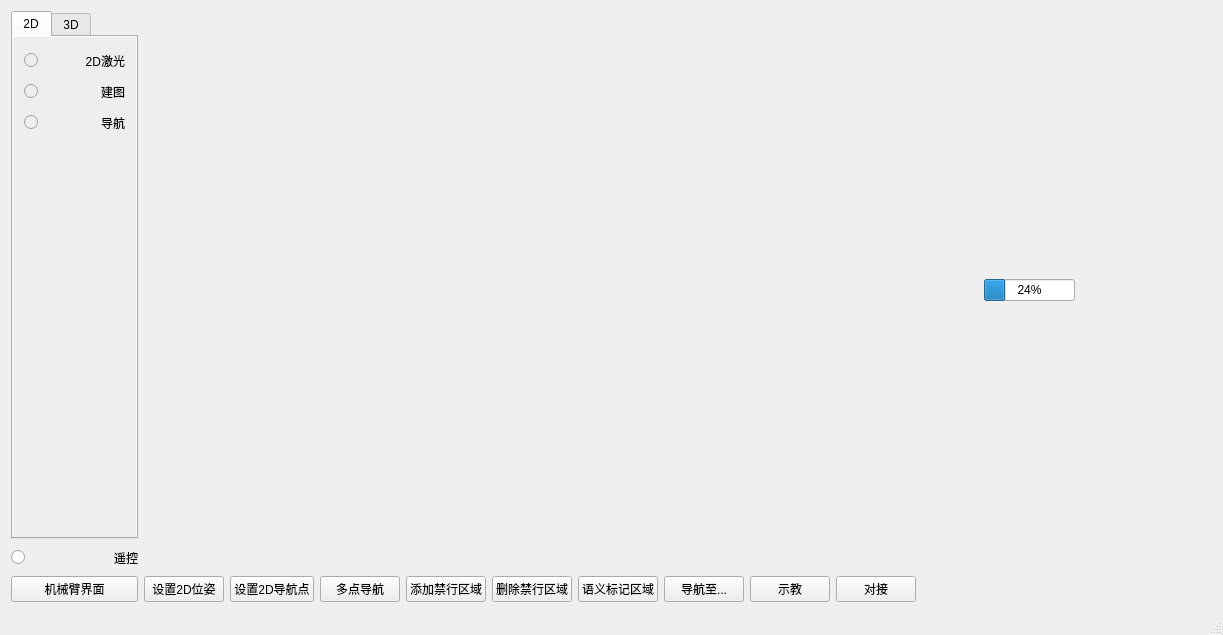
Qt form ros_gui/ui/mainwindow.ui (MrMao007/ros_gui2) before a commit.
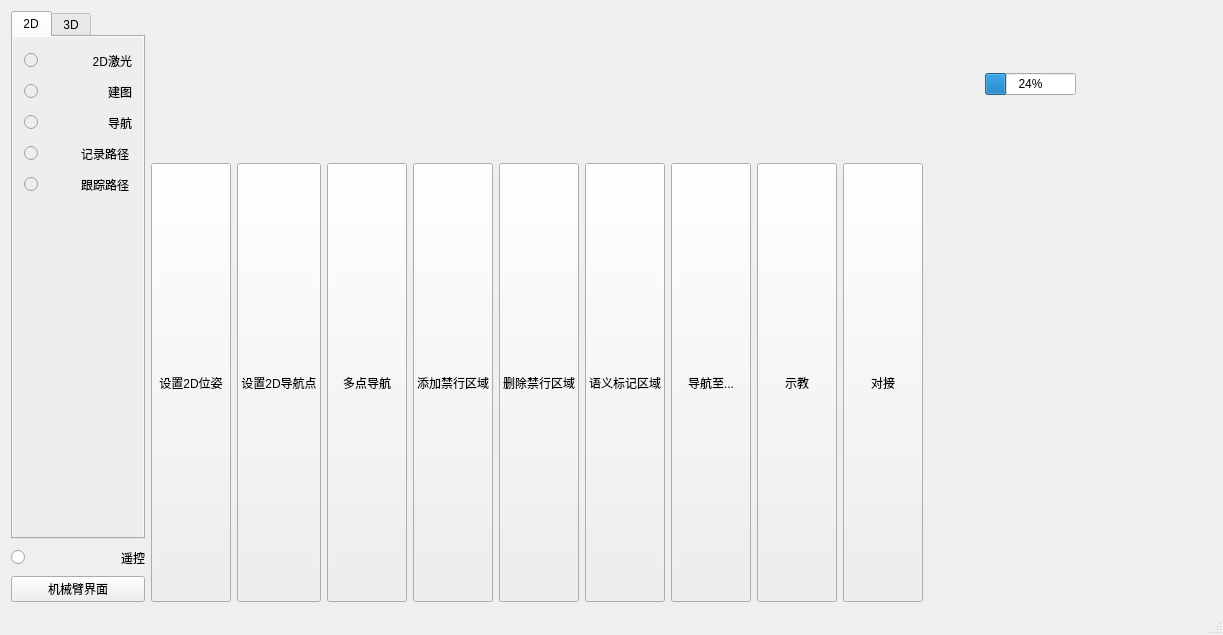
The same form after that commit. Icons and pictures are not drawn.

```diff
--- a/ros_gui/ui/mainwindow.ui
+++ b/ros_gui/ui/mainwindow.ui
@@ -22,7 +22,7 @@
         <item>
          <widget class="QTabWidget" name="tabWidget">
           <property name="sizePolicy">
-           <sizepolicy hsizetype="Expanding" vsizetype="Expanding">
+           <sizepolicy hsizetype="Minimum" vsizetype="Expanding">
             <horstretch>0</horstretch>
             <verstretch>0</verstretch>
            </sizepolicy>
@@ -125,8 +125,8 @@
                 </property>
                </widget>
               </item>
-              <item row="2" column="0">
-               <widget class="QRadioButton" name="radioButton_4">
+              <item row="4" column="0">
+               <widget class="QRadioButton" name="radioButton_2">
                 <property name="minimumSize">
                  <size>
                   <width>25</width>
@@ -136,15 +136,12 @@
                 <property name="text">
                  <string/>
                 </property>
-                <property name="checkable">
-                 <bool>true</bool>
-                </property>
                 <property name="autoExclusive">
                  <bool>false</bool>
                 </property>
                </widget>
               </item>
-              <item row="2" column="1">
+              <item row="3" column="1">
                <widget class="QLabel" name="label_8">
                 <property name="text">
                  <string>导航</string>
@@ -154,6 +151,55 @@
                 </property>
                </widget>
               </item>
+              <item row="3" column="0">
+               <widget class="QRadioButton" name="radioButton_4">
+                <property name="minimumSize">
+                 <size>
+                  <width>25</width>
+                  <height>25</height>
+                 </size>
+                </property>
+                <property name="text">
+                 <string/>
+                </property>
+                <property name="checkable">
+                 <bool>true</bool>
+                </property>
+                <property name="autoExclusive">
+                 <bool>false</bool>
+                </property>
+               </widget>
+              </item>
+              <item row="5" column="0">
+               <widget class="QRadioButton" name="radioButton_11">
+                <property name="minimumSize">
+                 <size>
+                  <width>25</width>
+                  <height>25</height>
+                 </size>
+                </property>
+                <property name="text">
+                 <string/>
+                </property>
+                <property name="autoExclusive">
+                 <bool>false</bool>
+                </property>
+               </widget>
+              </item>
+              <item row="4" column="1">
+               <widget class="QLabel" name="label_6">
+                <property name="text">
+                 <string>记录路径</string>
+                </property>
+               </widget>
+              </item>
+              <item row="5" column="1">
+               <widget class="QLabel" name="label_15">
+                <property name="text">
+                 <string>跟踪路径</string>
+                </property>
+               </widget>
+              </item>
              </layout>
             </item>
             <item>
@@ -405,7 +451,7 @@
      </layout>
     </item>
     <item>
-     <layout class="QVBoxLayout" name="verticalLayout_6" stretch="1,1,30">
+     <layout class="QVBoxLayout" name="verticalLayout_6" stretch="1,3,30">
       <item>
        <layout class="QHBoxLayout" name="horizontalLayout" stretch="20,1,1,1,1,1">
         <item>
@@ -477,6 +523,12 @@
        <layout class="QHBoxLayout" name="horizontalLayout_2">
         <item>
          <widget class="QPushButton" name="pushButton_24">
+          <property name="sizePolicy">
+           <sizepolicy hsizetype="Minimum" vsizetype="Minimum">
+            <horstretch>0</horstretch>
+            <verstretch>0</verstretch>
+           </sizepolicy>
+          </property>
           <property name="text">
            <string>设置2D位姿</string>
           </property>
@@ -484,6 +536,12 @@
         </item>
         <item>
          <widget class="QPushButton" name="pushButton_25">
+          <property name="sizePolicy">
+           <sizepolicy hsizetype="Minimum" vsizetype="Preferred">
+            <horstretch>0</horstretch>
+            <verstretch>0</verstretch>
+           </sizepolicy>
+          </property>
           <property name="text">
            <string>设置2D导航点</string>
           </property>
@@ -491,6 +549,12 @@
         </item>
         <item>
          <widget class="QPushButton" name="pushButton_29">
+          <property name="sizePolicy">
+           <sizepolicy hsizetype="Minimum" vsizetype="Minimum">
+            <horstretch>0</horstretch>
+            <verstretch>0</verstretch>
+           </sizepolicy>
+          </property>
           <property name="text">
            <string>多点导航</string>
           </property>
@@ -498,6 +562,12 @@
         </item>
         <item>
          <widget class="QPushButton" name="pushButton_26">
+          <property name="sizePolicy">
+           <sizepolicy hsizetype="Minimum" vsizetype="Minimum">
+            <horstretch>0</horstretch>
+            <verstretch>0</verstretch>
+           </sizepolicy>
+          </property>
           <property name="text">
            <string>添加禁行区域</string>
           </property>
@@ -505,6 +575,12 @@
         </item>
         <item>
          <widget class="QPushButton" name="pushButton_27">
+          <property name="sizePolicy">
+           <sizepolicy hsizetype="Minimum" vsizetype="Minimum">
+            <horstretch>0</horstretch>
+            <verstretch>0</verstretch>
+           </sizepolicy>
+          </property>
           <property name="text">
            <string>删除禁行区域</string>
           </property>
@@ -512,6 +588,12 @@
         </item>
         <item>
          <widget class="QPushButton" name="pushButton_28">
+          <property name="sizePolicy">
+           <sizepolicy hsizetype="Minimum" vsizetype="Minimum">
+            <horstretch>0</horstretch>
+            <verstretch>0</verstretch>
+           </sizepolicy>
+          </property>
           <property name="text">
            <string>语义标记区域</string>
           </property>
@@ -519,6 +601,12 @@
         </item>
         <item>
          <widget class="QPushButton" name="pushButton_4">
+          <property name="sizePolicy">
+           <sizepolicy hsizetype="Minimum" vsizetype="Minimum">
+            <horstretch>0</horstretch>
+            <verstretch>0</verstretch>
+           </sizepolicy>
+          </property>
           <property name="text">
            <string>导航至...</string>
           </property>
@@ -526,6 +614,12 @@
         </item>
         <item>
          <widget class="QPushButton" name="pushButton_3">
+          <property name="sizePolicy">
+           <sizepolicy hsizetype="Minimum" vsizetype="Minimum">
+            <horstretch>0</horstretch>
+            <verstretch>0</verstretch>
+           </sizepolicy>
+          </property>
           <property name="text">
            <string>示教</string>
           </property>
@@ -533,6 +627,12 @@
         </item>
         <item>
          <widget class="QPushButton" name="pushButton_31">
+          <property name="sizePolicy">
+           <sizepolicy hsizetype="Minimum" vsizetype="Minimum">
+            <horstretch>0</horstretch>
+            <verstretch>0</verstretch>
+           </sizepolicy>
+          </property>
           <property name="text">
            <string>对接</string>
           </property>
```
